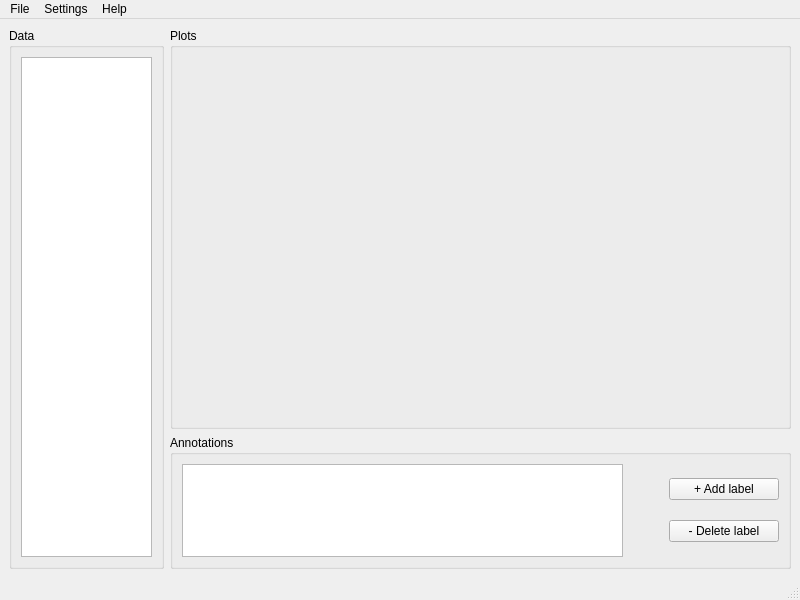
BojanSof/chronnotate, file ui/chronnotate_main_window.ui: the form before one commit.
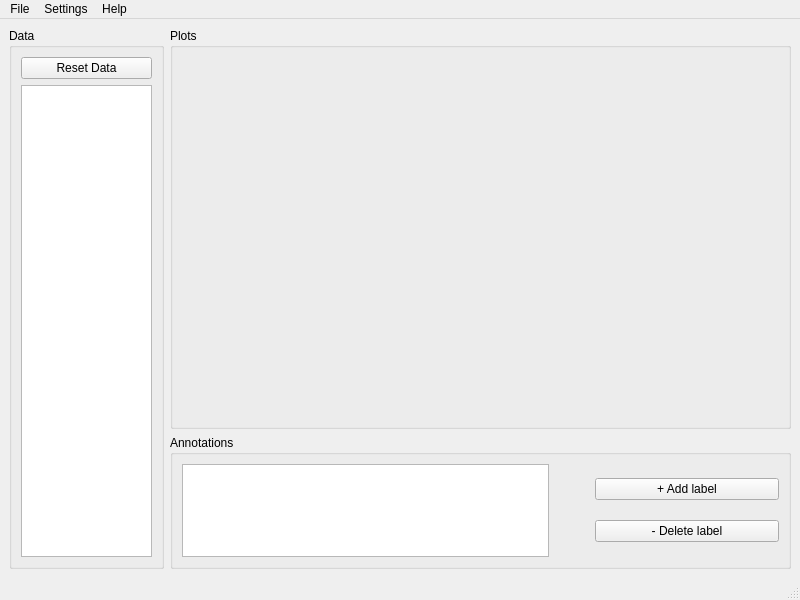
The form after the commit. Icons and pictures are not drawn. Custom widgets are drawn as their Qt base class.

Commit message:
Plot multiple data in main plot
Add ability to plot multiple columns from the data, by double clicking on them.
Each plot item is highlighted when plotted.
By double clicking on it when plotted, it is removed from the main plot.

The edit to the form file:
```diff
--- a/ui/chronnotate_main_window.ui
+++ b/ui/chronnotate_main_window.ui
@@ -26,9 +26,20 @@
         <property name="title">
          <string>Data</string>
         </property>
-        <layout class="QHBoxLayout" name="horizontalLayout_3">
+        <layout class="QVBoxLayout" name="verticalLayout_5">
          <item>
-          <widget class="QListView" name="lv_data_columns"/>
+          <layout class="QVBoxLayout" name="verticalLayout">
+           <item>
+            <widget class="QPushButton" name="btn_reset_data">
+             <property name="text">
+              <string>Reset Data</string>
+             </property>
+            </widget>
+           </item>
+           <item>
+            <widget class="QListView" name="lv_data_columns"/>
+           </item>
+          </layout>
          </item>
         </layout>
        </widget>
@@ -61,7 +72,7 @@
           </property>
           <layout class="QHBoxLayout" name="horizontalLayout_6">
            <item>
-            <layout class="QHBoxLayout" name="horizontalLayout_5" stretch="4,0,1">
+            <layout class="QHBoxLayout" name="horizontalLayout_5" stretch="2,0,1">
              <item>
               <widget class="QListView" name="lv_labels"/>
              </item>
```
The commit also changes 4 other files.
